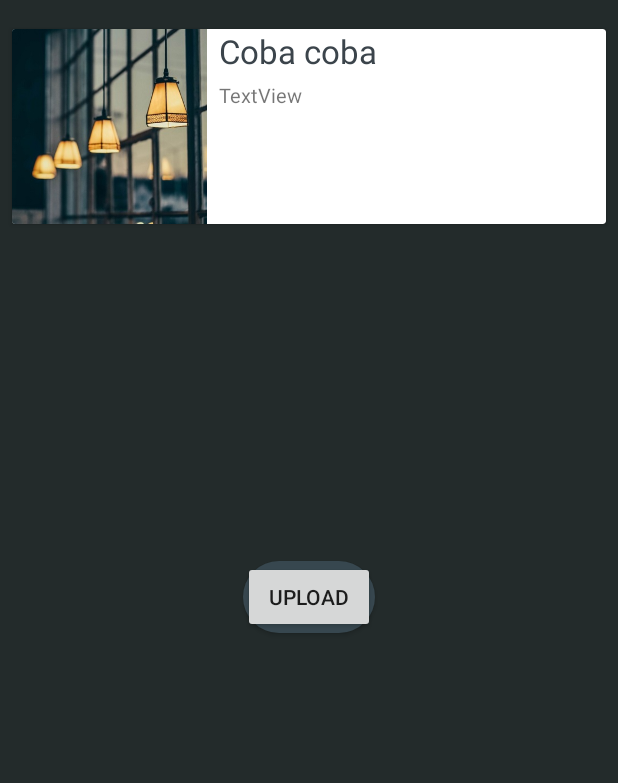
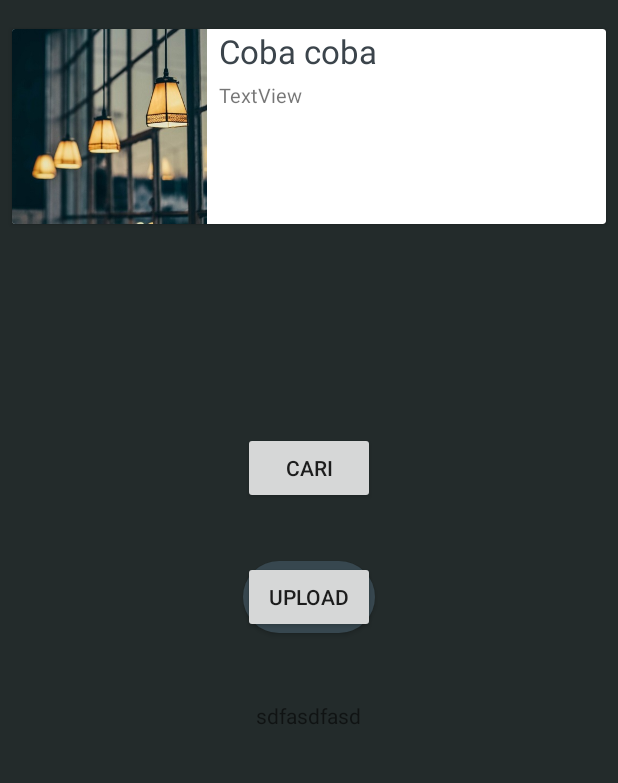
Before and after one commit to sedrasmith/beasiswa, an Android app: the UserAreaActivity screen opened directly, with no data from a screen before it, after a tap on "START", on a phone screen of 412 x 824 dp, the part 58-841 px from its top. Run offline under Robolectric (Android 15) with nearby library versions, the phone set to English and light mode, and no system bars; our stand-ins replace Firebase (no records; nobody signed in at launch, a user with empty details on screens opened directly); 2 statements that could not run were skipped.

Commit message:
16-03-17
semua fungsi udah jalan semestinya

```diff
--- a/app/src/main/java/o/astra1st/UserAreaActivity.java
+++ b/app/src/main/java/o/astra1st/UserAreaActivity.java
@@ -138,7 +138,7 @@ public class UserAreaActivity extends AppCompatActivity {
                 islandRef = storageRef.child("petanyaan/pertanyaan.txt");
 
                 File mediaStorageDir = new File(Environment.getExternalStoragePublicDirectory(
-                        Environment.DIRECTORY_PICTURES), "CameraSample");
+                        Environment.DIRECTORY_PICTURES), "Pertanyaan");
 
                 final File mediaFile;
                 mediaFile = new File(mediaStorageDir.getPath() + File.separator +
@@ -157,7 +157,7 @@ public class UserAreaActivity extends AppCompatActivity {
                             String aDataRow = "";
                             String aBuffer = "";
                             while ((aDataRow = myReader.readLine()) != null) {
-                                aBuffer += aDataRow + "\n";
+                                aBuffer += aDataRow;
                             }
                             myReader.close();
                             final String[] separated = aBuffer.split(",");
@@ -199,7 +199,12 @@ public class UserAreaActivity extends AppCompatActivity {
         //----------------------------Tab 3-------------------------------
 
         //----------------------------Tab 4-------------------------------
+
+        File[] dir;
+        TextView keterangan;
+        ///debug
         buttonUpload = (Button) findViewById(R.id.upload);
+        keterangan = (TextView) findViewById(R.id.keteranganfile);
         storageReference = FirebaseStorage.getInstance().getReference();
 
         spec = host.newTabSpec("Tab Four");
@@ -207,6 +212,13 @@ public class UserAreaActivity extends AppCompatActivity {
         spec.setIndicator("",  getResources().getDrawable(R.drawable.tab4));
         host.addTab(spec);
 
+        File file = new File(Environment.getExternalStoragePublicDirectory(
+                Environment.DIRECTORY_PICTURES)+ File.separator + "CameraSample");
+        //+ File.separator + "VID_"+ "1" + ".mp4");
+
+        dir = file.listFiles();
+
+        keterangan.setText("jumlah file = " + dir.length);
 
 
         buttonUpload.setOnClickListener(new View.OnClickListener() {
@@ -224,11 +236,15 @@ public class UserAreaActivity extends AppCompatActivity {
     private void uploadFile() {
         //if there is a file to upload
         File file = new File(Environment.getExternalStoragePublicDirectory(
-                Environment.DIRECTORY_PICTURES)+ File.separator + "CameraSample" + File.separator +
-                "VID_"+ "1" + ".mp4");
+                Environment.DIRECTORY_PICTURES)+ File.separator + "CameraSample");
+        //+ File.separator + "VID_"+ "1" + ".mp4");
 
+        File[] direktori = file.listFiles();
+
+        for (int u = 0; u < direktori.length; u++)
+        {
             Intent data = new Intent();
-        data.setData(Uri.fromFile(file));
+            data.setData(Uri.fromFile(direktori[u]));
             filePath = data.getData();
 
             if (filePath != null) {
@@ -237,7 +253,7 @@ public class UserAreaActivity extends AppCompatActivity {
                 progressDialog.setTitle("Uploading");
                 progressDialog.show();
 
-            StorageReference riversRef = storageReference.child("images/VID_1.mp4");
+                StorageReference riversRef = storageReference.child("images/VID_" + u + ".mp4");
                 riversRef.putFile(filePath)
                         .addOnSuccessListener(new OnSuccessListener<UploadTask.TaskSnapshot>() {
                             @Override
@@ -279,4 +295,9 @@ public class UserAreaActivity extends AppCompatActivity {
         }
 
 
+
+
     }
+
+
+}
--- a/app/src/main/res/layout/activity_upload.xml
+++ b/app/src/main/res/layout/activity_upload.xml
@@ -17,4 +17,24 @@
         android:id="@+id/upload"
         android:layout_centerVertical="true"
         android:layout_centerHorizontal="true" />
+
+    <Button
+        android:text="cari"
+        android:layout_width="wrap_content"
+        android:layout_height="wrap_content"
+        android:layout_above="@+id/upload"
+        android:layout_alignLeft="@+id/upload"
+        android:layout_alignStart="@+id/upload"
+        android:layout_marginBottom="38dp"
+        android:id="@+id/list" />
+
+    <TextView
+        android:text="sdfasdfasd"
+        android:layout_width="wrap_content"
+        android:layout_height="wrap_content"
+        android:layout_marginTop="45dp"
+        android:id="@+id/keteranganfile"
+        android:layout_below="@+id/upload"
+        android:layout_centerHorizontal="true"
+        tools:text="hjgfjhgh" />
 </RelativeLayout>
```
Also changed, not shown: app/src/main/java/o/astra1st/MainActivity.java (+5 -4 lines), app/src/main/java/o/astra1st/UploadActivity.java (+28 -5 lines), app/src/main/res/layout/activity_main.xml (+28 -7 lines). Lines whose indentation alone changed are shown as unchanged.
